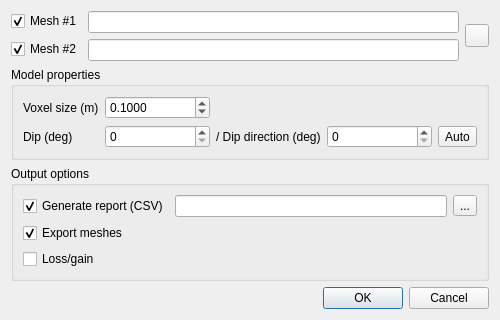
Qt form ui/qVoxFallDialog.ui (farmakis/qVoxFall) before a commit.
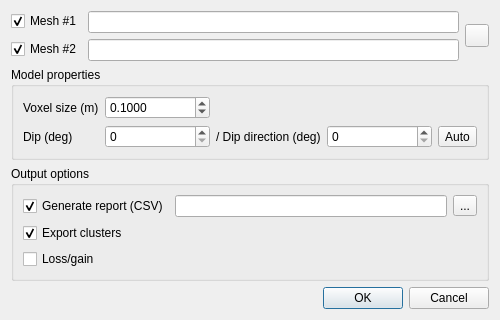
The same form after that commit. Icons and pictures are not drawn.

Diff of the .ui file:
```diff
--- a/ui/qVoxFallDialog.ui
+++ b/ui/qVoxFallDialog.ui
@@ -194,7 +194,7 @@
 		<item row="1" column="0">	
 		 <widget class="QCheckBox" name="exportCheckBox">
 		  <property name="text">
-		   <string>Export meshes</string>
+		   <string>Export clusters</string>
 		  </property>
 		  <property name="checked">
 		   <bool>true</bool>
```
Left out of the diff: 5 changed lines with no effect on the pictures.
